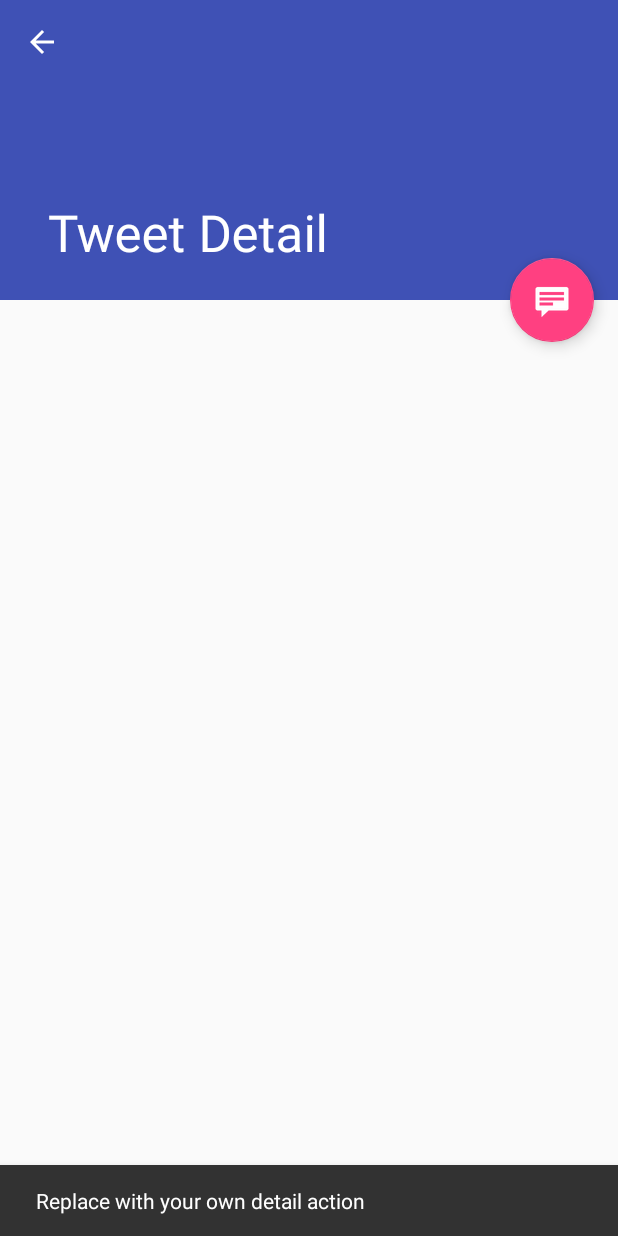
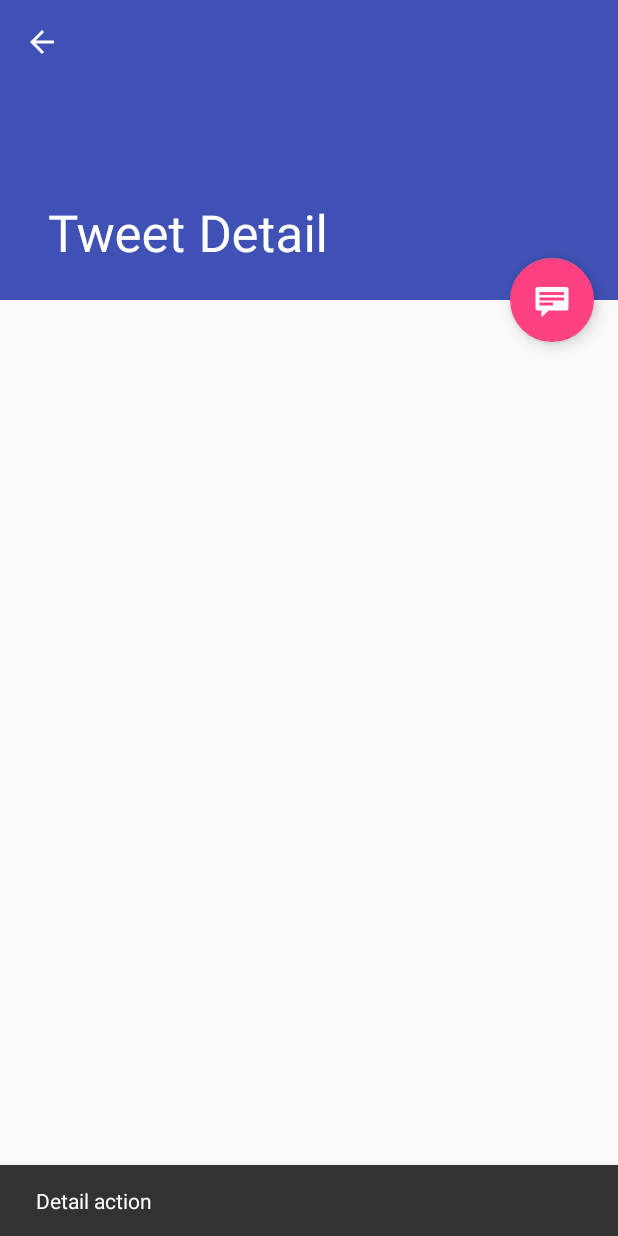
Before and after one commit to MehmetOnur/CodeCase, an Android app: the TweetDetailActivity screen opened directly, with no data from a screen before it, after a tap on an icon or button, on a phone screen of 412 x 824 dp. Run offline under Robolectric (Android 15) with nearby library versions, the phone set to English and light mode, and no system bars; libraries missing offline, so code that uses them is left out: com.twitter.sdk; 1 statement that could not run was skipped.

Commit message:
TweetDetailActivity

```diff
--- a/app/src/main/java/codecase/sahibinden/com/codecase/TweetDetailActivity.java
+++ b/app/src/main/java/codecase/sahibinden/com/codecase/TweetDetailActivity.java
@@ -23,16 +23,19 @@ public class TweetDetailActivity extends AppCompatActivity {
     protected void onCreate(Bundle savedInstanceState) {
         super.onCreate(savedInstanceState);
         setContentView(R.layout.activity_tweet_detail);
+
         Toolbar toolbar = (Toolbar) findViewById(R.id.detail_toolbar);
         setSupportActionBar(toolbar);
 
         FloatingActionButton fab = (FloatingActionButton) findViewById(R.id.fab);
-        fab.setOnClickListener(new View.OnClickListener() {
-            @Override
-            public void onClick(View view) {
-                Snackbar.make(view, "Replace with your own detail action", Snackbar.LENGTH_LONG).setAction("Action", null).show();
-            }
-        });
+        if (fab != null) {
+            fab.setOnClickListener(new View.OnClickListener() {
+                @Override
+                public void onClick(View view) {
+                    Snackbar.make(view, "Detail action", Snackbar.LENGTH_LONG).setAction("Action", null).show();
+                }
+            });
+        }
 
         // Show the Up button in the action bar.
         ActionBar actionBar = getSupportActionBar();
```
